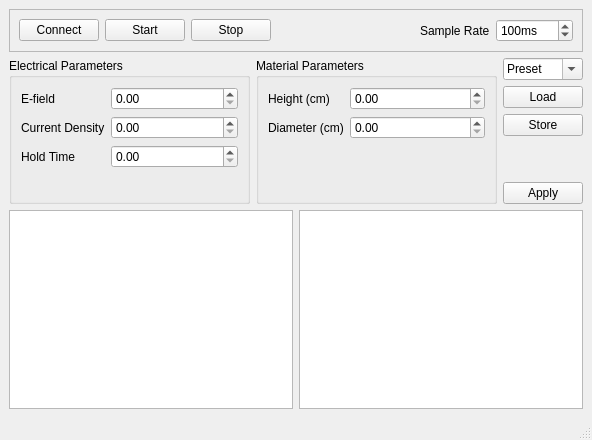
Before: the Qt Designer form MainWindow.ui in Trefoil-Lab/Flash_v1, drawn with Qt 5.
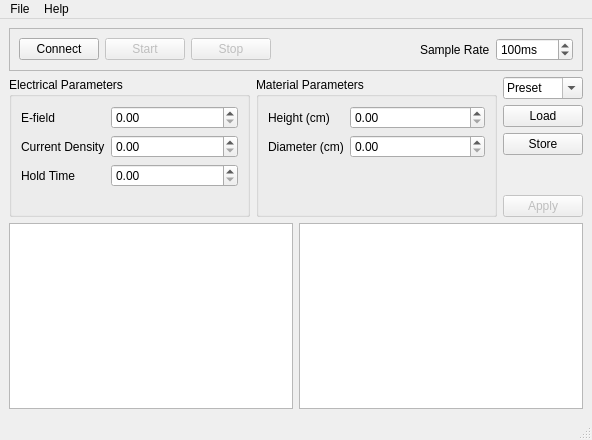
After: the same form once the commit is applied.

Diff of the .ui file:
```diff
--- a/MainWindow.ui
+++ b/MainWindow.ui
@@ -51,6 +51,9 @@
        </item>
        <item>
         <widget class="QPushButton" name="startButton">
+         <property name="enabled">
+          <bool>false</bool>
+         </property>
          <property name="text">
           <string>Start</string>
          </property>
@@ -58,6 +61,9 @@
        </item>
        <item>
         <widget class="QPushButton" name="stopButton">
+         <property name="enabled">
+          <bool>false</bool>
+         </property>
          <property name="text">
           <string>Stop</string>
          </property>
@@ -246,6 +252,9 @@
         </item>
         <item>
          <widget class="QPushButton" name="applyButton">
+          <property name="enabled">
+           <bool>false</bool>
+          </property>
           <property name="sizePolicy">
            <sizepolicy hsizetype="Preferred" vsizetype="Fixed">
             <horstretch>0</horstretch>
@@ -308,6 +317,20 @@
      <height>33</height>
     </rect>
    </property>
+   <widget class="QMenu" name="menuFile">
+    <property name="title">
+     <string>File</string>
+    </property>
+    <addaction name="actionSave_data"/>
+   </widget>
+   <widget class="QMenu" name="menuHelp">
+    <property name="title">
+     <string>Help</string>
+    </property>
+    <addaction name="actionGitHub"/>
+   </widget>
+   <addaction name="menuFile"/>
+   <addaction name="menuHelp"/>
   </widget>
   <widget class="QStatusBar" name="statusbar">
    <property name="sizeGripEnabled">
```
Left out of the diff: 10 changed lines with no effect on the pictures.
